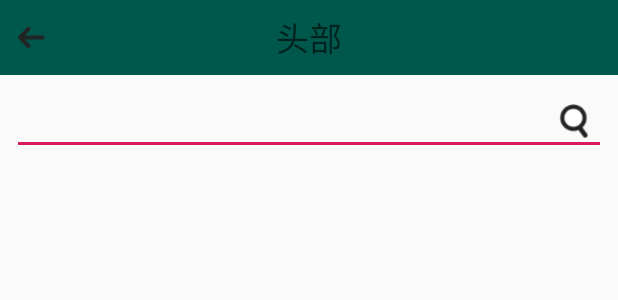
After one commit to yangjunjin/HuanXinIm, an Android app: the layout activity_add_friend.xml on its own in the app's theme, with its tools: preview values and no code run, on a phone screen of 412 x 824 dp. The commit adds this screen. Shown: the top 300 px of the screen. Run offline under Robolectric (Android 15) with nearby library versions, the phone set to English and light mode, and no system bars.

Commit message:
添加好友界面的实现

```diff
--- a/app/src/main/AndroidManifest.xml
+++ b/app/src/main/AndroidManifest.xml
@@ -81,6 +81,7 @@
         <activity android:name=".ui.activity.RegisterActivity"/>
         <activity android:name=".ui.activity.LoginActivity"/>
         <activity android:name=".ui.activity.ChatActivity"/>
+        <activity android:name=".ui.activity.AddFriendActivity"/>
     </application>
 
 </manifest>
--- a/app/src/main/java/com/itheima/huanxinim/base/BaseActivity.kt
+++ b/app/src/main/java/com/itheima/huanxinim/base/BaseActivity.kt
@@ -23,7 +23,8 @@ abstract class BaseActivity : AppCompatActivity() {
         init()
     }
 
-    open fun init() {}
+    open fun init() {
+    }
 
     abstract fun getLayoutResId(): Int
 
--- a/app/src/main/java/com/itheima/huanxinim/ui/fragment/ContactsFragment.kt
+++ b/app/src/main/java/com/itheima/huanxinim/ui/fragment/ContactsFragment.kt
@@ -10,9 +10,11 @@ import com.itheima.huanxinim.adapter.EMContactListenerAdapter
 import com.itheima.huanxinim.base.BaseFragment
 import com.itheima.huanxinim.contract.ContactsContract
 import com.itheima.huanxinim.presenter.ContactsPresenter
+import com.itheima.huanxinim.ui.activity.AddFriendActivity
 import com.itheima.huanxinim.widget.SlideBar
 import kotlinx.android.synthetic.main.fragment_contacts.*
 import kotlinx.android.synthetic.main.header.*
+import org.jetbrains.anko.startActivity
 import org.jetbrains.anko.support.v4.toast
 
 /**
@@ -30,7 +32,9 @@ class ContactsFragment : BaseFragment(), ContactsContract.View {
         super.init()
         headerTitle.text = "联系人"
         add.visibility = View.VISIBLE
-        add.setOnClickListener { toast("添加联系人") }
+        add.setOnClickListener {
+            context?.startActivity<AddFriendActivity>()
+        }
 
         swipeRefreshLayout.apply {
             isRefreshing = true
--- /dev/null
+++ b/app/src/main/res/layout/activity_add_friend.xml
@@ -0,0 +1,48 @@
+<?xml version="1.0" encoding="utf-8"?>
+<LinearLayout
+        xmlns:android="http://schemas.android.com/apk/res/android"
+        xmlns:tools="http://schemas.android.com/tools"
+        xmlns:app="http://schemas.android.com/apk/res-auto"
+        android:layout_width="match_parent"
+        android:layout_height="match_parent"
+        tools:context=".ui.activity.LoginActivity"
+        android:gravity="center_horizontal"
+        android:orientation="vertical">
+
+    <include layout="@layout/header"/>
+
+    <RelativeLayout
+            android:layout_width="match_parent"
+            android:layout_height="wrap_content">
+        <EditText
+                android:id="@+id/userName"
+                android:layout_width="match_parent"
+                android:layout_height="wrap_content"
+                android:layout_margin="8dp"
+                android:inputType="text"
+                android:imeOptions="actionSearch"
+                android:textSize="18sp"/>
+        <ImageView
+                android:id="@+id/search"
+                android:layout_width="25dp"
+                android:layout_height="25dp"
+                android:layout_marginRight="16dp"
+                android:src="@mipmap/public_search"
+                android:layout_alignParentRight="true"
+                android:layout_centerVertical="true"/>
+    </RelativeLayout>
+
+    <!--<FrameLayout-->
+    <!--android:layout_width="match_parent"-->
+    <!--android:layout_height="0dp"-->
+    <!--android:layout_weight="1">-->
+
+    <!--</FrameLayout>-->
+
+    <androidx.recyclerview.widget.RecyclerView
+            android:id="@+id/recyclerView"
+            android:layout_width="match_parent"
+            android:layout_height="0dp"
+            android:layout_weight="1"/>
+
+</LinearLayout>
```
Also changed, not shown: app/src/main/java/com/itheima/huanxinim/contract/AddFriendContract.kt (added, +19 -0 lines), app/src/main/java/com/itheima/huanxinim/presenter/AddFriendPresenter.kt (added, +20 -0 lines), app/src/main/java/com/itheima/huanxinim/ui/activity/AddFriendActivity.kt (added, +30 -0 lines), app/src/main/res/mipmap-xhdpi/public_search.png (added).
